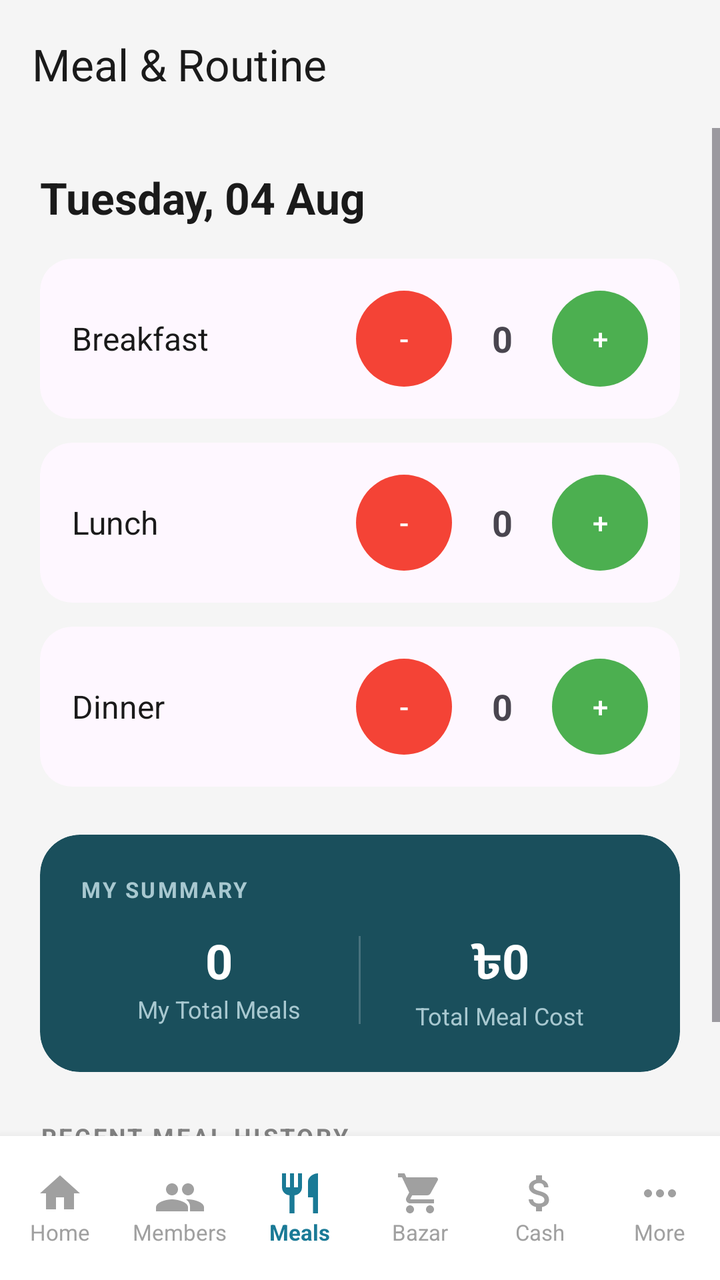
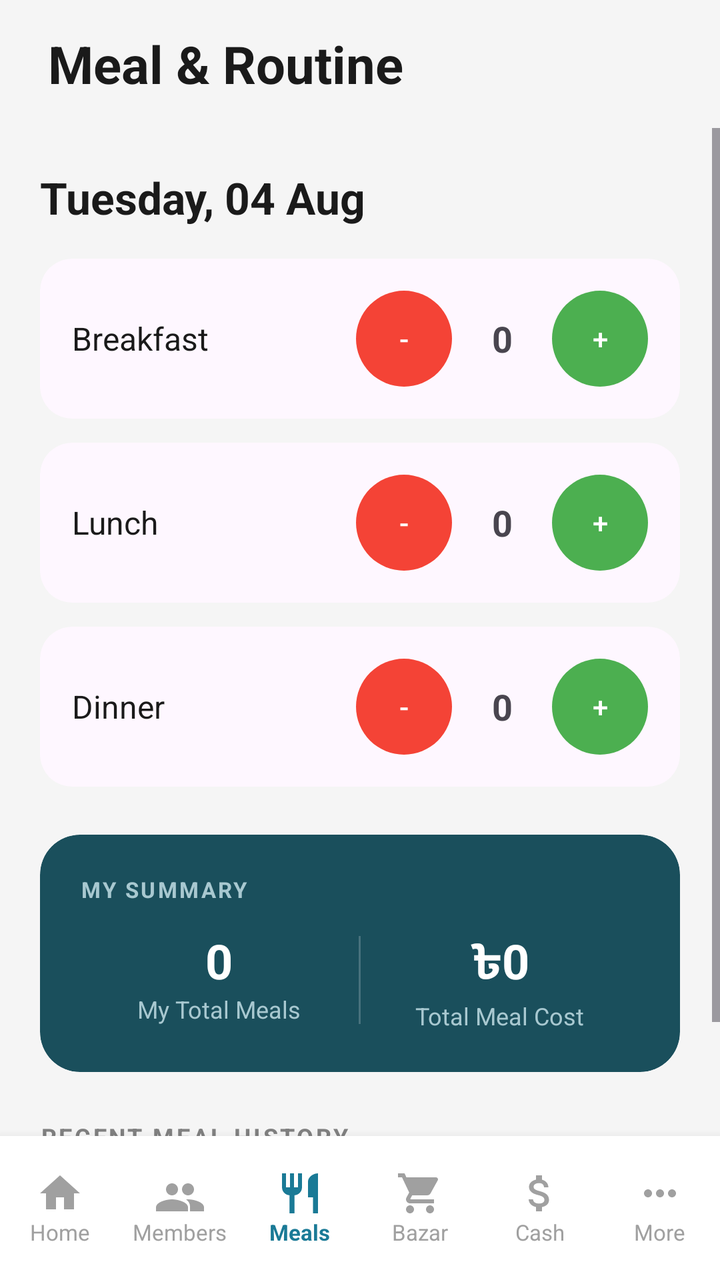

The first picture is an Android layout as it rendered before a commit; the second is the same layout after the commit. The layout source and the unified diff follow.
<!-- AndroidManifest.xml: activity theme Theme.MessManagement -->
<!-- res/layout/activity_meal_routine.xml -->
<?xml version="1.0" encoding="utf-8"?>
<androidx.constraintlayout.widget.ConstraintLayout xmlns:android="http://schemas.android.com/apk/res/android"
    xmlns:app="http://schemas.android.com/apk/res-auto"
    xmlns:tools="http://schemas.android.com/tools"
    android:layout_width="match_parent"
    android:layout_height="match_parent"
    android:background="@color/bazar_bg">

    <com.google.android.material.appbar.MaterialToolbar
        android:id="@+id/toolbar"
        android:layout_width="match_parent"
        android:layout_height="?attr/actionBarSize"
        android:background="@color/bazar_bg"
        app:layout_constraintTop_toTopOf="parent"
        app:title="Meal &amp; Routine"
        app:titleTextColor="@color/text_dark" />

    <ScrollView
        android:layout_width="match_parent"
        android:layout_height="0dp"
        app:layout_constraintBottom_toTopOf="@id/bottom_nav"
        app:layout_constraintTop_toBottomOf="@id/toolbar">

        <LinearLayout
            android:layout_width="match_parent"
            android:layout_height="wrap_content"
            android:orientation="vertical"
            android:padding="20dp">

            
            <TextView
                android:id="@+id/tv_today_date"
                android:layout_width="wrap_content"
                android:layout_height="wrap_content"
                android:text="Tuesday, 04 Aug"
                android:textColor="@color/text_dark"
                android:textSize="22sp"
                android:textStyle="bold"
                android:layout_marginBottom="16dp" />

            
            <com.google.android.material.card.MaterialCardView
                android:layout_width="match_parent"
                android:layout_height="wrap_content"
                android:layout_marginBottom="12dp"
                app:cardCornerRadius="16dp"
                app:strokeWidth="0dp">
                <LinearLayout android:layout_width="match_parent" android:layout_height="wrap_content" android:padding="16dp" android:orientation="horizontal" android:gravity="center_vertical">
                    <TextView android:layout_width="0dp" android:layout_height="wrap_content" android:layout_weight="1" android:text="Breakfast" android:textColor="@color/text_dark" android:textSize="16sp" />
                    <com.google.android.material.button.MaterialButton
                        android:id="@+id/btn_b_minus"
                        android:layout_width="48dp"
                        android:layout_height="48dp"
                        android:text="-"
                        android:padding="0dp"
                        android:insetLeft="0dp" android:insetTop="0dp" android:insetRight="0dp" android:insetBottom="0dp"
                        app:backgroundTint="#F44336" />
                    <TextView android:id="@+id/tv_b_count" android:layout_width="50dp" android:layout_height="wrap_content" android:text="0" android:gravity="center" android:textSize="18sp" android:textStyle="bold" />
                    <com.google.android.material.button.MaterialButton
                        android:id="@+id/btn_b_plus"
                        android:layout_width="48dp"
                        android:layout_height="48dp"
                        android:text="+"
                        android:padding="0dp"
                        android:insetLeft="0dp" android:insetTop="0dp" android:insetRight="0dp" android:insetBottom="0dp"
                        app:backgroundTint="#4CAF50" />
                </LinearLayout>
            </com.google.android.material.card.MaterialCardView>

            
            <com.google.android.material.card.MaterialCardView
                android:layout_width="match_parent"
                android:layout_height="wrap_content"
                android:layout_marginBottom="12dp"
                app:cardCornerRadius="16dp"
                app:strokeWidth="0dp">
                <LinearLayout android:layout_width="match_parent" android:layout_height="wrap_content" android:padding="16dp" android:orientation="horizontal" android:gravity="center_vertical">
                    <TextView android:layout_width="0dp" android:layout_height="wrap_content" android:layout_weight="1" android:text="Lunch" android:textColor="@color/text_dark" android:textSize="16sp" />
                    <com.google.android.material.button.MaterialButton
                        android:id="@+id/btn_l_minus"
                        android:layout_width="48dp"
                        android:layout_height="48dp"
                        android:text="-"
                        android:padding="0dp"
                        android:insetLeft="0dp" android:insetTop="0dp" android:insetRight="0dp" android:insetBottom="0dp"
                        app:backgroundTint="#F44336" />
                    <TextView android:id="@+id/tv_l_count" android:layout_width="50dp" android:layout_height="wrap_content" android:text="0" android:gravity="center" android:textSize="18sp" android:textStyle="bold" />
                    <com.google.android.material.button.MaterialButton
                        android:id="@+id/btn_l_plus"
                        android:layout_width="48dp"
                        android:layout_height="48dp"
                        android:text="+"
                        android:padding="0dp"
                        android:insetLeft="0dp" android:insetTop="0dp" android:insetRight="0dp" android:insetBottom="0dp"
                        app:backgroundTint="#4CAF50" />
                </LinearLayout>
            </com.google.android.material.card.MaterialCardView>

            
            <com.google.android.material.card.MaterialCardView
                android:layout_width="match_parent"
                android:layout_height="wrap_content"
                android:layout_marginBottom="24dp"
                app:cardCornerRadius="16dp"
                app:strokeWidth="0dp">
                <LinearLayout android:layout_width="match_parent" android:layout_height="wrap_content" android:padding="16dp" android:orientation="horizontal" android:gravity="center_vertical">
                    <TextView android:layout_width="0dp" android:layout_height="wrap_content" android:layout_weight="1" android:text="Dinner" android:textColor="@color/text_dark" android:textSize="16sp" />
                    <com.google.android.material.button.MaterialButton
                        android:id="@+id/btn_d_minus"
                        android:layout_width="48dp"
                        android:layout_height="48dp"
                        android:text="-"
                        android:padding="0dp"
                        android:insetLeft="0dp" android:insetTop="0dp" android:insetRight="0dp" android:insetBottom="0dp"
                        app:backgroundTint="#F44336" />
                    <TextView android:id="@+id/tv_d_count" android:layout_width="50dp" android:layout_height="wrap_content" android:text="0" android:gravity="center" android:textSize="18sp" android:textStyle="bold" />
                    <com.google.android.material.button.MaterialButton
                        android:id="@+id/btn_d_plus"
                        android:layout_width="48dp"
                        android:layout_height="48dp"
                        android:text="+"
                        android:padding="0dp"
                        android:insetLeft="0dp" android:insetTop="0dp" android:insetRight="0dp" android:insetBottom="0dp"
                        app:backgroundTint="#4CAF50" />
                </LinearLayout>
            </com.google.android.material.card.MaterialCardView>

            
            <com.google.android.material.card.MaterialCardView
                android:layout_width="match_parent"
                android:layout_height="wrap_content"
                android:layout_marginBottom="24dp"
                app:cardCornerRadius="20dp"
                app:cardBackgroundColor="#1A4F5C"
                app:strokeWidth="0dp">
                <LinearLayout android:layout_width="match_parent" android:layout_height="wrap_content" android:orientation="vertical" android:padding="20dp">
                    <TextView android:layout_width="wrap_content" android:layout_height="wrap_content" android:text="MY SUMMARY" android:textColor="#A8C8D0" android:textSize="11sp" android:textStyle="bold" android:letterSpacing="0.1" />
                    <LinearLayout android:layout_width="match_parent" android:layout_height="wrap_content" android:layout_marginTop="12dp" android:orientation="horizontal">
                        <LinearLayout android:layout_width="0dp" android:layout_height="wrap_content" android:layout_weight="1" android:orientation="vertical" android:gravity="center">
                            <TextView android:id="@+id/tv_my_total_meals" android:layout_width="wrap_content" android:layout_height="wrap_content" android:text="0" android:textColor="#FFFFFF" android:textSize="24sp" android:textStyle="bold" />
                            <TextView android:layout_width="wrap_content" android:layout_height="wrap_content" android:text="My Total Meals" android:textColor="#A8C8D0" android:textSize="12sp" />
                        </LinearLayout>

                        <View android:layout_width="1dp" android:layout_height="match_parent" android:background="#33FFFFFF" android:layout_marginVertical="4dp" />

                        <LinearLayout android:layout_width="0dp" android:layout_height="wrap_content" android:layout_weight="1" android:orientation="vertical" android:gravity="center">
                            <TextView android:id="@+id/tv_my_total_cost" android:layout_width="wrap_content" android:layout_height="wrap_content" android:text="৳0" android:textColor="#FFFFFF" android:textSize="24sp" android:textStyle="bold" />
                            <TextView android:layout_width="wrap_content" android:layout_height="wrap_content" android:text="Total Meal Cost" android:textColor="#A8C8D0" android:textSize="12sp" />
                        </LinearLayout>
                    </LinearLayout>
                </LinearLayout>
            </com.google.android.material.card.MaterialCardView>



            
            <TextView
                android:id="@+id/tv_history_title"
                android:layout_width="wrap_content"
                android:layout_height="wrap_content"
                android:text="RECENT MEAL HISTORY"
                android:textColor="@color/text_gray"
                android:textSize="12sp"
                android:textStyle="bold"
                android:letterSpacing="0.1"
                android:layout_marginBottom="12dp" />

            <com.google.android.material.card.MaterialCardView
                android:layout_width="match_parent"
                android:layout_height="wrap_content"
                app:cardCornerRadius="16dp"
                app:cardElevation="1dp"
                app:strokeWidth="0dp">
                <LinearLayout
                    android:id="@+id/routine_container"
                    android:layout_width="match_parent"
                    android:layout_height="wrap_content"
                    android:orientation="vertical"
                    android:padding="12dp" />
            </com.google.android.material.card.MaterialCardView>

        </LinearLayout>
    </ScrollView>

    
    <LinearLayout
        android:id="@+id/bottom_nav"
        android:layout_width="match_parent"
        android:layout_height="72dp"
        android:background="@drawable/bottom_nav_background"
        android:baselineAligned="false"
        android:elevation="8dp"
        android:orientation="horizontal"
        app:layout_constraintBottom_toBottomOf="parent">

        <LinearLayout android:id="@+id/btn_home_layout" android:layout_width="0dp" android:layout_height="match_parent" android:layout_weight="1" android:gravity="center" android:orientation="vertical" android:clickable="true" android:focusable="true" android:background="?attr/selectableItemBackground">
            <ImageView android:layout_width="24dp" android:layout_height="24dp" android:src="@drawable/ic_home" app:tint="@color/nav_inactive" />
            <TextView android:layout_width="wrap_content" android:layout_height="wrap_content" android:text="Home" android:textColor="@color/nav_inactive" android:textSize="11sp" />
        </LinearLayout>

        <LinearLayout android:id="@+id/btn_member_layout" android:layout_width="0dp" android:layout_height="match_parent" android:layout_weight="1" android:gravity="center" android:orientation="vertical" android:clickable="true" android:focusable="true" android:background="?attr/selectableItemBackground">
            <ImageView android:layout_width="24dp" android:layout_height="24dp" android:src="@drawable/ic_members" app:tint="@color/nav_inactive" />
            <TextView android:layout_width="wrap_content" android:layout_height="wrap_content" android:text="Members" android:textColor="@color/nav_inactive" android:textSize="11sp" />
        </LinearLayout>

        <LinearLayout android:id="@+id/btn_meals_layout" android:layout_width="0dp" android:layout_height="match_parent" android:layout_weight="1" android:gravity="center" android:orientation="vertical" android:clickable="true" android:focusable="true" android:background="?attr/selectableItemBackground">
            <ImageView android:layout_width="24dp" android:layout_height="24dp" android:src="@drawable/ic_meals" app:tint="@color/nav_active" />
            <TextView android:layout_width="wrap_content" android:layout_height="wrap_content" android:text="Meals" android:textColor="@color/nav_active" android:textSize="11sp" android:textStyle="bold" />
        </LinearLayout>

        <LinearLayout android:id="@+id/btn_bazar_layout" android:layout_width="0dp" android:layout_height="match_parent" android:layout_weight="1" android:gravity="center" android:orientation="vertical" android:clickable="true" android:focusable="true" android:background="?attr/selectableItemBackground">
            <ImageView android:layout_width="24dp" android:layout_height="24dp" android:src="@drawable/ic_bazar" app:tint="@color/nav_inactive" />
            <TextView android:layout_width="wrap_content" android:layout_height="wrap_content" android:text="Bazar" android:textColor="@color/nav_inactive" android:textSize="11sp" />
        </LinearLayout>

        <LinearLayout android:id="@+id/btn_cash_layout" android:layout_width="0dp" android:layout_height="match_parent" android:layout_weight="1" android:gravity="center" android:orientation="vertical" android:clickable="true" android:focusable="true" android:background="?attr/selectableItemBackground">
            <ImageView android:layout_width="24dp" android:layout_height="24dp" android:src="@drawable/ic_cash" app:tint="@color/nav_inactive" />
            <TextView android:layout_width="wrap_content" android:layout_height="wrap_content" android:text="Cash" android:textColor="@color/nav_inactive" android:textSize="11sp" />
        </LinearLayout>

        <LinearLayout android:id="@+id/btn_more_layout" android:layout_width="0dp" android:layout_height="match_parent" android:layout_weight="1" android:gravity="center" android:orientation="vertical" android:clickable="true" android:focusable="true" android:background="?attr/selectableItemBackground">
            <ImageView android:layout_width="24dp" android:layout_height="24dp" android:src="@drawable/ic_more" app:tint="@color/nav_inactive" />
            <TextView android:layout_width="wrap_content" android:layout_height="wrap_content" android:text="More" android:textColor="@color/nav_inactive" android:textSize="11sp" />
        </LinearLayout>

    </LinearLayout>

</androidx.constraintlayout.widget.ConstraintLayout>
<!-- resources referenced by this layout -->
<resources>
  <color name="bazar_bg">#F5F5F5</color>
  <color name="nav_active">#1a7a96</color>
  <color name="nav_inactive">#a0a0a0</color>
  <color name="text_dark">#1a1a1a</color>
  <color name="text_gray">#808080</color>
  <!-- drawable bottom_nav_background (drawable) -->
  <?xml version="1.0" encoding="utf-8"?>
  <shape xmlns:android="http://schemas.android.com/apk/res/android">
      <solid android:color="@color/white" />
  </shape>
  <!-- drawable ic_cash (drawable) -->
  <vector xmlns:android="http://schemas.android.com/apk/res/android"
      android:width="24dp"
      android:height="24dp"
      android:viewportWidth="24"
      android:viewportHeight="24">
      <path
          android:fillColor="@android:color/black"
          android:pathData="M11.8,10.9c-2.27,-0.59 -3,-1.2 -3,-2.15c0,-1.09 1.01,-1.85 2.7,-1.85c1.78,0 2.44,0.85 2.5,2.1h2.21c-0.07,-1.72 -1.12,-3.3 -3.21,-3.81V3h-3v2.16c-1.94,0.42 -3.5,1.68 -3.5,3.61c0,2.31 1.91,3.46 4.7,4.13c2.5,0.6 3,1.48 3,2.41c0,0.69 -0.49,1.79 -2.7,1.79c-2.06,0 -2.87,-0.92 -2.98,-2.1h-2.2c0.12,2.19 1.76,3.42 3.68,3.83V21h3v-2.15c1.95,-0.37 3.5,-1.5 3.5,-3.55c0,-2.84 -2.43,-3.81 -4.7,-4.4z" />
  </vector>
  <!-- drawable ic_home (drawable) -->
  <vector xmlns:android="http://schemas.android.com/apk/res/android"
      android:width="24dp"
      android:height="24dp"
      android:viewportWidth="24"
      android:viewportHeight="24">
      <path
          android:fillColor="@android:color/black"
          android:pathData="M10,20V14H14V20H19V12H22L12,3L2,12H5V20H10Z" />
  </vector>
  <!-- drawable ic_meals (drawable) -->
  <vector xmlns:android="http://schemas.android.com/apk/res/android"
      android:width="24dp"
      android:height="24dp"
      android:viewportWidth="24"
      android:viewportHeight="24">
      <path
          android:fillColor="@android:color/black"
          android:pathData="M11,9H9V2H7V9H5V2H3V9C3,11.12 4.66,12.84 6.75,12.97V22H9.25V12.97C11.34,12.84 13,11.12 13,9V2H11V9M16,6V14H18.5V22H21V2C18.24,2 16,4.24 16,6Z" />
  </vector>
  <!-- drawable ic_members (drawable) -->
  <vector xmlns:android="http://schemas.android.com/apk/res/android"
      android:width="24dp"
      android:height="24dp"
      android:viewportWidth="24"
      android:viewportHeight="24">
      <path
          android:fillColor="@android:color/black"
          android:pathData="M16,13C17.66,13 19,11.66 19,10C19,8.34 17.66,7 16,7C14.34,7 13,8.34 13,10C13,11.66 14.34,13 16,13M8,13C9.66,13 11,11.66 11,10C11,8.34 9.66,7 8,7C6.34,7 5,8.34 5,10C5,11.66 6.34,13 8,13M8,15C5.33,15 0,16.33 0,19V21H16V19C16,16.33 10.67,15 8,15M16,15C15.71,15 15.38,15.02 15.03,15.05C16.22,15.89 17,17.06 17,18.5V21H24V19C24,16.33 18.67,15 16,15Z" />
  </vector>
  <!-- drawable ic_more (drawable) -->
  <vector xmlns:android="http://schemas.android.com/apk/res/android"
      android:width="24dp"
      android:height="24dp"
      android:viewportWidth="24"
      android:viewportHeight="24">
      <path
          android:fillColor="@android:color/black"
          android:pathData="M6,10C4.9,10 4,10.9 4,12C4,13.1 4.9,14 6,14C7.1,14 8,13.1 8,12C8,10.9 7.1,10 6,10M18,10C16.9,10 16,10.9 16,12C16,13.1 16.9,14 18,14C19.1,14 20,13.1 20,12C20,10.9 19.1,10 18,10M12,10C10.9,10 10,10.9 10,12C10,13.1 10.9,14 12,14C13.1,14 14,13.1 14,12C14,10.9 13.1,10 12,10Z" />
  </vector>
  <style name="Theme.MessManagement" parent="Theme.Material3.Light.NoActionBar">
          
          <item name="colorPrimary">@color/nav_active</item>
          <item name="colorOnPrimary">@color/white</item>
          
          <item name="colorSecondary">@color/bazar_card_end</item>
          <item name="colorOnSecondary">@color/white</item>
          
          <item name="android:statusBarColor">@color/primary_bg</item>
          <item name="android:windowLightStatusBar">true</item>
          <item name="android:fitsSystemWindows">true</item>
      </style>
  <color name="white">#FFFFFFFF</color>
  <color name="bazar_card_end">#2b8ab0</color>
  <color name="primary_bg">#1a4d63</color>
  <!-- unchanged entries left out for length: 1 -->
</resources>

<!-- the commit's change to res/layout/activity_meal_routine.xml (unified diff, before → after) -->
@@ -6,14 +6,20 @@
     android:layout_height="match_parent"
     android:background="@color/bazar_bg">
 
-    <com.google.android.material.appbar.MaterialToolbar
+    <TextView
         android:id="@+id/toolbar"
         android:layout_width="match_parent"
         android:layout_height="?attr/actionBarSize"
         android:background="@color/bazar_bg"
         app:layout_constraintTop_toTopOf="parent"
-        app:title="Meal &amp; Routine"
-        app:titleTextColor="@color/text_dark" />
+        android:text="Meal &amp; Routine"
+
+        android:textSize="26sp"
+        android:paddingLeft="24dp"
+        android:gravity="center_vertical"
+        android:textStyle="bold"
+        android:textColor="@color/text_dark" />
+
 
     <ScrollView
         android:layout_width="match_parent"
